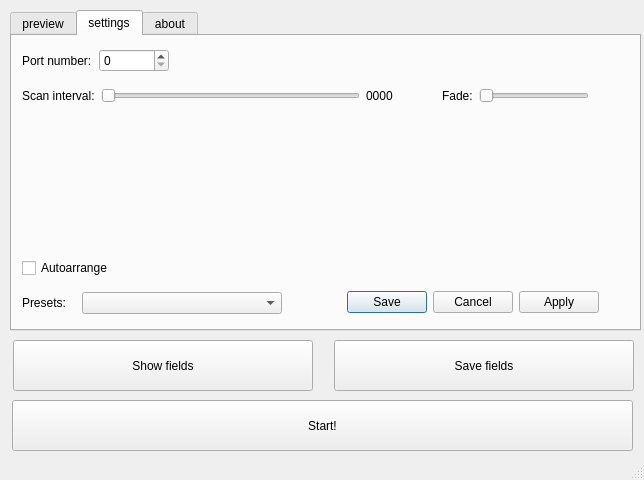
First picture: the form in src/mirlight.ui, repository grizz-pl/mirlight, before the edit.
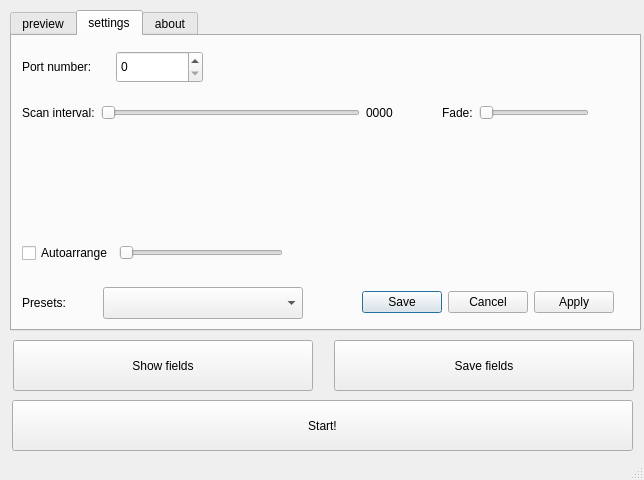
Second picture: the form after the edit. The open tabs and pages were chosen to show the change.

What changed in the file:
```diff
--- a/src/mirlight.ui
+++ b/src/mirlight.ui
@@ -3538,29 +3538,10 @@
      <attribute name="title">
       <string>settings</string>
      </attribute>
-     <widget class="QCheckBox" name="autoArrangeCheckBox">
-      <property name="geometry">
-       <rect>
-        <x>10</x>
-        <y>220</y>
-        <width>111</width>
-        <height>24</height>
-       </rect>
-      </property>
-      <property name="statusTip">
-       <string>Use autoarrange insteed</string>
-      </property>
-      <property name="locale">
-       <locale language="English" country="UnitedStates"/>
-      </property>
-      <property name="text">
-       <string>Autoarrange</string>
-      </property>
-     </widget>
      <widget class="QDialogButtonBox" name="buttonBox">
       <property name="geometry">
        <rect>
-        <x>315</x>
+        <x>330</x>
         <y>250</y>
         <width>291</width>
         <height>32</height>
@@ -3573,18 +3554,24 @@
        <bool>true</bool>
       </property>
      </widget>
-     <widget class="QWidget" name="">
+     <widget class="QWidget" name="layoutWidget">
       <property name="geometry">
        <rect>
         <x>10</x>
         <y>10</y>
-        <width>147</width>
-        <height>30</height>
+        <width>181</width>
+        <height>42</height>
        </rect>
       </property>
-      <layout class="QGridLayout" name="gridLayout_2">
+      <layout class="QGridLayout" name="gridLayout_2" rowminimumheight="0">
        <item row="0" column="1">
         <widget class="QSpinBox" name="portNumberSpinBox">
+         <property name="minimumSize">
+          <size>
+           <width>0</width>
+           <height>32</height>
+          </size>
+         </property>
          <property name="locale">
           <locale language="English" country="UnitedStates"/>
          </property>
@@ -3598,6 +3585,12 @@
        </item>
        <item row="0" column="0">
         <widget class="QLabel" name="portNumberLabel">
+         <property name="minimumSize">
+          <size>
+           <width>0</width>
+           <height>32</height>
+          </size>
+         </property>
          <property name="locale">
           <locale language="English" country="UnitedStates"/>
          </property>
@@ -3608,13 +3601,13 @@
        </item>
       </layout>
      </widget>
-     <widget class="QWidget" name="">
+     <widget class="QWidget" name="layoutWidget">
       <property name="geometry">
        <rect>
         <x>10</x>
-        <y>253</y>
-        <width>260</width>
-        <height>28</height>
+        <y>242</y>
+        <width>281</width>
+        <height>51</height>
        </rect>
       </property>
       <layout class="QGridLayout" name="gridLayout_3">
@@ -3623,7 +3616,7 @@
          <property name="minimumSize">
           <size>
            <width>200</width>
-           <height>0</height>
+           <height>32</height>
           </size>
          </property>
          <property name="statusTip">
@@ -3633,6 +3626,12 @@
        </item>
        <item row="0" column="0">
         <widget class="QLabel" name="PresetsLabel">
+         <property name="minimumSize">
+          <size>
+           <width>0</width>
+           <height>32</height>
+          </size>
+         </property>
          <property name="text">
           <string>Presets:</string>
          </property>
@@ -3640,18 +3639,24 @@
        </item>
       </layout>
      </widget>
-     <widget class="QWidget" name="">
+     <widget class="QWidget" name="layoutWidget">
       <property name="geometry">
        <rect>
         <x>430</x>
-        <y>50</y>
+        <y>60</y>
         <width>147</width>
-        <height>20</height>
+        <height>34</height>
        </rect>
       </property>
       <layout class="QGridLayout" name="gridLayout_4">
        <item row="0" column="0">
         <widget class="QLabel" name="FadeLabel">
+         <property name="minimumSize">
+          <size>
+           <width>0</width>
+           <height>32</height>
+          </size>
+         </property>
          <property name="statusTip">
           <string>Fade speed</string>
          </property>
@@ -3662,6 +3667,12 @@
        </item>
        <item row="0" column="1">
         <widget class="QSlider" name="FadeHorizontalSlider">
+         <property name="minimumSize">
+          <size>
+           <width>0</width>
+           <height>32</height>
+          </size>
+         </property>
          <property name="statusTip">
           <string>Fade speed</string>
          </property>
@@ -3681,18 +3692,24 @@
        </item>
       </layout>
      </widget>
-     <widget class="QWidget" name="">
+     <widget class="QWidget" name="layoutWidget">
       <property name="geometry">
        <rect>
         <x>10</x>
-        <y>50</y>
+        <y>60</y>
         <width>371</width>
-        <height>20</height>
+        <height>34</height>
        </rect>
       </property>
       <layout class="QGridLayout" name="gridLayout_5">
        <item row="0" column="0">
         <widget class="QLabel" name="TimerLabel">
+         <property name="minimumSize">
+          <size>
+           <width>0</width>
+           <height>32</height>
+          </size>
+         </property>
          <property name="statusTip">
           <string>Speed of scanning screen interval</string>
          </property>
@@ -3703,6 +3720,12 @@
        </item>
        <item row="0" column="1">
         <widget class="QSlider" name="TimerHorizontalSlider">
+         <property name="minimumSize">
+          <size>
+           <width>0</width>
+           <height>32</height>
+          </size>
+         </property>
          <property name="statusTip">
           <string>Speed of scanning screen interval</string>
          </property>
@@ -3725,6 +3748,12 @@
        </item>
        <item row="0" column="2">
         <widget class="QLabel" name="TimerValueLabel">
+         <property name="minimumSize">
+          <size>
+           <width>0</width>
+           <height>32</height>
+          </size>
+         </property>
          <property name="text">
           <string>0000</string>
          </property>
@@ -3732,6 +3761,62 @@
        </item>
       </layout>
      </widget>
+     <widget class="QWidget" name="layoutWidget">
+      <property name="geometry">
+       <rect>
+        <x>10</x>
+        <y>200</y>
+        <width>261</width>
+        <height>34</height>
+       </rect>
+      </property>
+      <layout class="QGridLayout" name="gridLayout_8">
+       <item row="0" column="0">
+        <widget class="QCheckBox" name="autoArrangeCheckBox">
+         <property name="minimumSize">
+          <size>
+           <width>0</width>
+           <height>32</height>
+          </size>
+         </property>
+         <property name="statusTip">
+          <string>Use autoarrange insteed</string>
+         </property>
+         <property name="locale">
+          <locale language="English" country="UnitedStates"/>
+         </property>
+         <property name="text">
+          <string>Autoarrange</string>
+         </property>
+        </widget>
+       </item>
+       <item row="0" column="1">
+        <widget class="QSlider" name="AutoarrangeHorizontalSlider">
+         <property name="minimumSize">
+          <size>
+           <width>0</width>
+           <height>32</height>
+          </size>
+         </property>
+         <property name="statusTip">
+          <string>Size Factor</string>
+         </property>
+         <property name="minimum">
+          <number>1</number>
+         </property>
+         <property name="maximum">
+          <number>10</number>
+         </property>
+         <property name="pageStep">
+          <number>2</number>
+         </property>
+         <property name="orientation">
+          <enum>Qt::Horizontal</enum>
+         </property>
+        </widget>
+       </item>
+      </layout>
+     </widget>
     </widget>
     <widget class="QWidget" name="tab_3">
      <attribute name="title">
```
Left out of the diff: 16 changed lines with no effect on the pictures.
